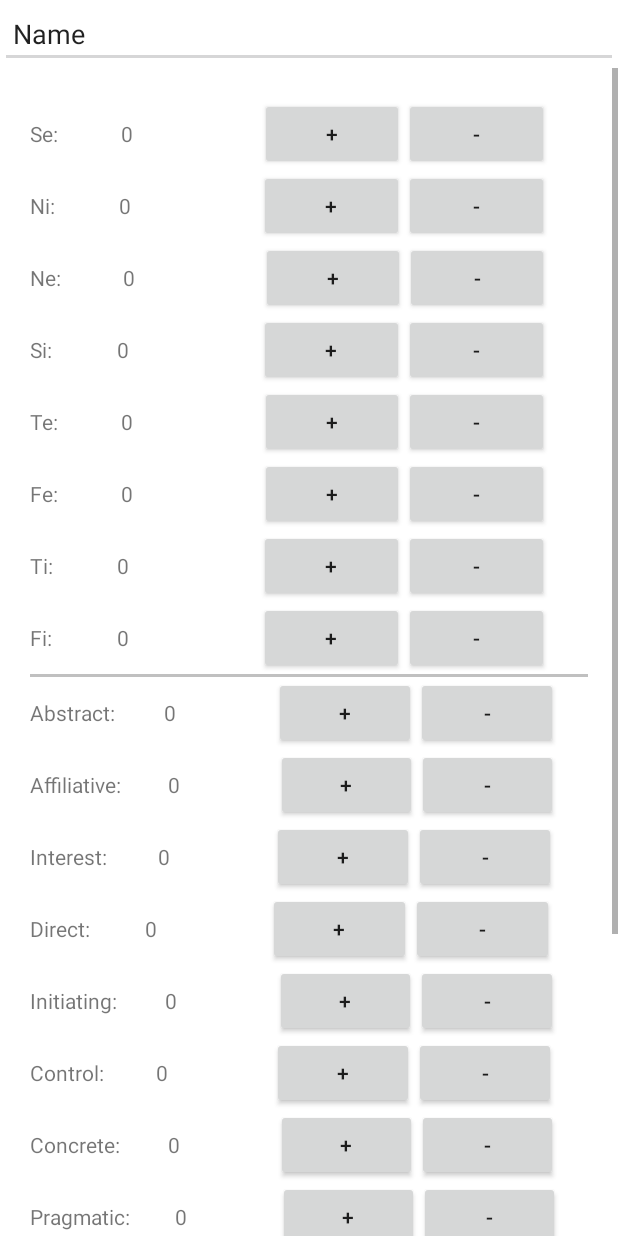
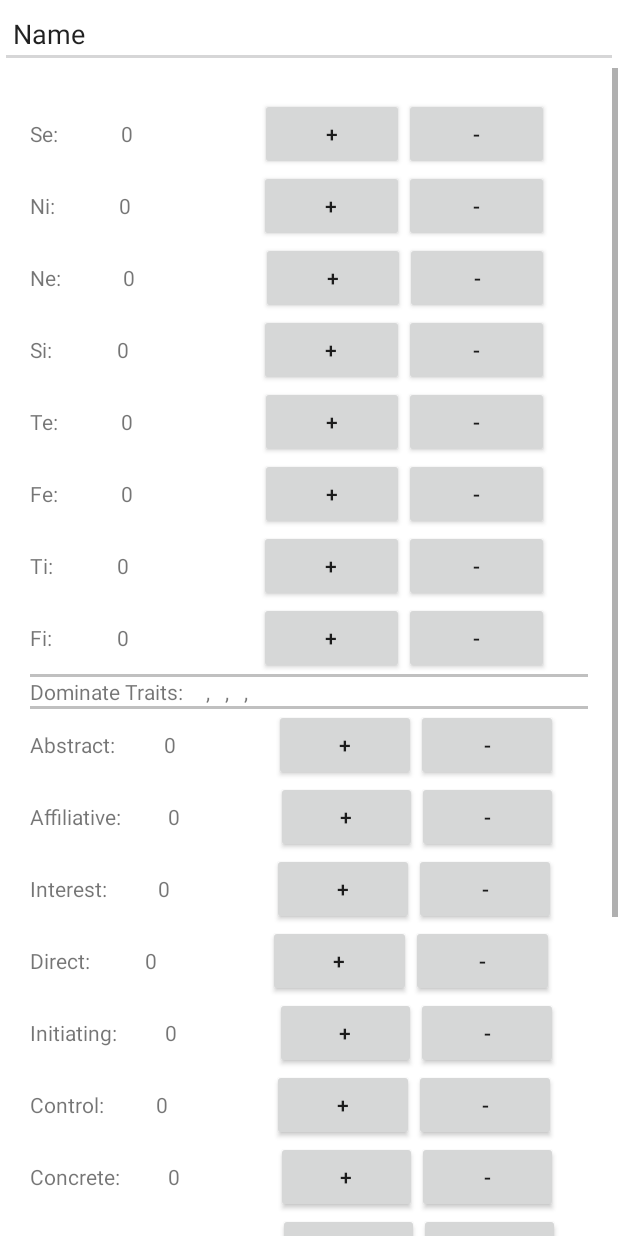
Before and after one commit to rmartin5/mb-personality, an Android app: the screen it shows after launch (Personality), after a tap on "NEW_PERSON", on a phone screen of 412 x 824 dp. Run offline under Robolectric (Android 15) with nearby library versions, the phone set to English and light mode, and no system bars.

Commit message:
added dominate traits bar

```diff
--- a/app/src/main/java/com/example/mb_personality/Personality.java
+++ b/app/src/main/java/com/example/mb_personality/Personality.java
@@ -160,6 +160,8 @@ public class Personality extends Activity {
         setTextView((TextView) findViewById(R.id.tv_informative), informative);
         setTextView((TextView) findViewById(R.id.tv_responding), responding);
         setTextView((TextView) findViewById(R.id.tv_movement), movement);
+
+        UpdateDomTraits();
     }
 
     public void savePersonality(View v) {
@@ -303,6 +305,7 @@ public class Personality extends Activity {
             int num = Integer.parseInt(svalue);
             num+=1;
             tv.setText("" + num);
+            UpdateDomTraits();
         }
     }
 
@@ -380,6 +383,7 @@ public class Personality extends Activity {
             if (num > 0) {
                 num-=1;
                 tv.setText("" + num);
+                UpdateDomTraits();
             }
         }
     }
@@ -396,4 +400,53 @@ public class Personality extends Activity {
     private int getTextViewInt(TextView tv) {
         return Integer.parseInt(tv.getText().toString());
     }
+
+    private void UpdateDomTraits() {
+        String domTrait = "";
+        int etrait, itrait;
+
+        //sensing
+        etrait = getTextViewInt((TextView) findViewById(R.id.tv_se));
+        itrait = getTextViewInt((TextView) findViewById(R.id.tv_si));
+        if (etrait > itrait) {
+            domTrait += "Se, ";
+        } else if (itrait > etrait) {
+            domTrait += "Si, ";
+        } else {
+            domTrait += "  , ";
+        }
+
+        //intuition
+        etrait = getTextViewInt((TextView) findViewById(R.id.tv_ne));
+        itrait = getTextViewInt((TextView) findViewById(R.id.tv_ni));
+        if (etrait > itrait) {
+            domTrait += "Ne, ";
+        } else if (itrait > etrait) {
+            domTrait += "Ni, ";
+        } else {
+            domTrait += "  , ";
+        }
+
+        //feeling
+        etrait = getTextViewInt((TextView) findViewById(R.id.tv_fe));
+        itrait = getTextViewInt((TextView) findViewById(R.id.tv_fi));
+        if (etrait > itrait) {
+            domTrait += "Fe, ";
+        } else if (itrait > etrait) {
+            domTrait += "Fi, ";
+        } else {
+            domTrait += "  , ";
+        }
+
+        //thinking
+        etrait = getTextViewInt((TextView) findViewById(R.id.tv_te));
+        itrait = getTextViewInt((TextView) findViewById(R.id.tv_ti));
+        if (etrait > itrait) {
+            domTrait += "Te";
+        } else if (itrait > etrait) {
+            domTrait += "Ti";
+        }
+
+        setTextView((TextView) findViewById(R.id.tv_dom_traits), domTrait);
+    }
 }
--- a/app/src/main/res/layout/activity_personality.xml
+++ b/app/src/main/res/layout/activity_personality.xml
@@ -376,6 +376,36 @@
                     android:layout_weight="0.1"
                     android:onClick="decrement"
                     android:text="-" />
+
+            </LinearLayout>
+
+            <View
+                android:layout_width="fill_parent"
+                android:layout_height="2dp"
+                android:background="#c0c0c0" />
+
+            <LinearLayout
+                android:layout_width="match_parent"
+                android:layout_height="0dp"
+                android:layout_weight="0.2"
+                android:orientation="horizontal"
+                android:weightSum="2">
+
+                <TextView
+                    android:id="@+id/dom_traits"
+                    android:layout_width="wrap_content"
+                    android:layout_height="wrap_content"
+                    android:layout_gravity="center_vertical"
+                    android:layout_weight="0.08"
+                    android:text="Dominate Traits:" />
+
+                <TextView
+                    android:id="@+id/tv_dom_traits"
+                    android:layout_width="wrap_content"
+                    android:layout_height="wrap_content"
+                    android:layout_gravity="center_vertical"
+                    android:layout_weight="1.8"
+                    android:text="  ,  ,  ,  " />
 
             </LinearLayout>
 
```
